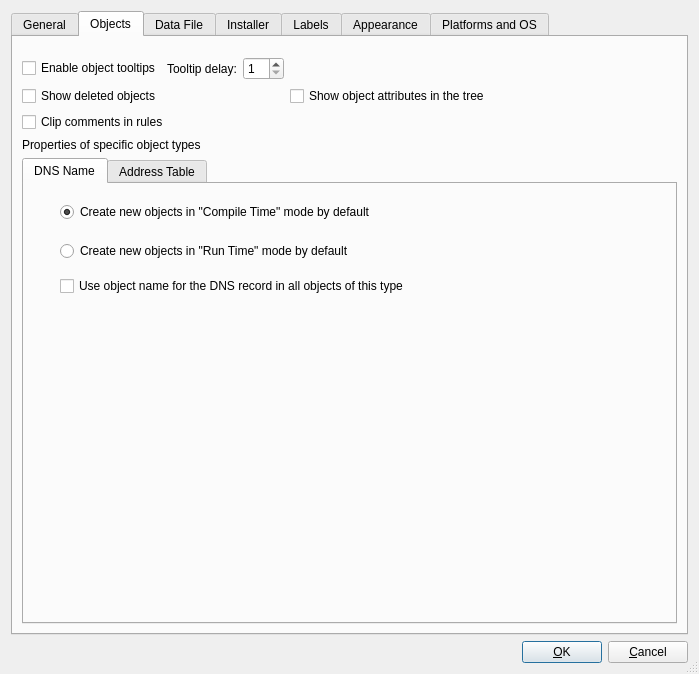
Qt form src/gui/prefsdialog_q.ui (fwbuilder/fwbuilder) before a commit.
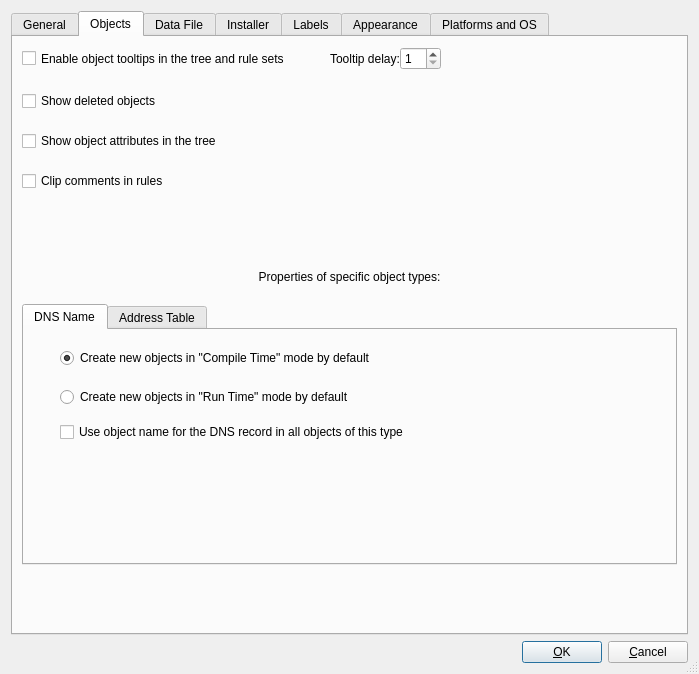
The same form after that commit. The open tabs and pages were chosen to show the change. Icons and pictures are not drawn.

Commit message: * fixed #1303 "Improve design of the global Preferences, tab Objects"

```diff
--- a/src/gui/prefsdialog_q.ui
+++ b/src/gui/prefsdialog_q.ui
@@ -186,81 +186,123 @@
       <attribute name="title" >
        <string>Objects</string>
       </attribute>
-      <layout class="QGridLayout" name="gridLayout_2" >
-       <property name="topMargin" >
+      <layout class="QGridLayout" name="gridLayout_2">
+       <property name="verticalSpacing">
         <number>20</number>
        </property>
-       <item row="0" column="0" >
-        <widget class="QCheckBox" name="objTooltips" >
-         <property name="text" >
-          <string>Enable object tooltips</string>
-         </property>
-        </widget>
+       <item row="0" column="0">
+        <layout class="QHBoxLayout" name="horizontalLayout_5">
+         <item>
+          <widget class="QCheckBox" name="objTooltips">
+           <property name="minimumSize">
+            <size>
+             <width>0</width>
+             <height>25</height>
+            </size>
+           </property>
+           <property name="text">
+            <string>Enable object tooltips in the tree and rule sets</string>
+           </property>
+          </widget>
+         </item>
+         <item>
+          <spacer name="horizontalSpacer_3">
+           <property name="orientation">
+            <enum>Qt::Horizontal</enum>
+           </property>
+           <property name="sizeType">
+            <enum>QSizePolicy::Fixed</enum>
+           </property>
+           <property name="sizeHint" stdset="0">
+            <size>
+             <width>40</width>
+             <height>20</height>
+            </size>
+           </property>
+          </spacer>
+         </item>
+         <item>
+          <widget class="QLabel" name="textLabel1_6">
+           <property name="text">
+            <string>Tooltip delay:</string>
+           </property>
+           <property name="wordWrap">
+            <bool>false</bool>
+           </property>
+          </widget>
+         </item>
+         <item>
+          <widget class="QSpinBox" name="tooltipDelay">
+           <property name="minimum">
+            <number>1</number>
+           </property>
+          </widget>
+         </item>
+         <item>
+          <spacer name="spacer_2">
+           <property name="orientation">
+            <enum>Qt::Horizontal</enum>
+           </property>
+           <property name="sizeType">
+            <enum>QSizePolicy::Expanding</enum>
+           </property>
+           <property name="sizeHint" stdset="0">
+            <size>
+             <width>244</width>
+             <height>20</height>
+            </size>
+           </property>
+          </spacer>
+         </item>
+        </layout>
        </item>
-       <item row="0" column="1" >
-        <widget class="QLabel" name="textLabel1_6" >
-         <property name="text" >
-          <string>Tooltip delay:</string>
-         </property>
-         <property name="wordWrap" >
-          <bool>false</bool>
-         </property>
-        </widget>
-       </item>
-       <item row="0" column="2" >
-        <widget class="QSpinBox" name="tooltipDelay" >
-         <property name="minimum" >
-          <number>1</number>
-         </property>
-        </widget>
-       </item>
-       <item row="0" column="3" >
-        <spacer name="spacer_2" >
-         <property name="orientation" >
-          <enum>Qt::Horizontal</enum>
-         </property>
-         <property name="sizeType" >
-          <enum>QSizePolicy::Expanding</enum>
-         </property>
-         <property name="sizeHint" stdset="0" >
-          <size>
-           <width>244</width>
-           <height>20</height>
-          </size>
-         </property>
-        </spacer>
-       </item>
-       <item row="1" column="0" colspan="3" >
-        <widget class="QCheckBox" name="deletedObj" >
-         <property name="text" >
+       <item row="1" column="0">
+        <widget class="QCheckBox" name="deletedObj">
+         <property name="text">
           <string>Show deleted objects</string>
          </property>
         </widget>
        </item>
-       <item row="1" column="3" >
-        <widget class="QCheckBox" name="attributesInTree" >
-         <property name="text" >
+       <item row="2" column="0">
+        <widget class="QCheckBox" name="attributesInTree">
+         <property name="text">
           <string>Show object attributes in the tree</string>
          </property>
         </widget>
        </item>
-       <item row="2" column="0" colspan="4" >
-        <widget class="QCheckBox" name="chClipComment" >
-         <property name="text" >
+       <item row="3" column="0">
+        <widget class="QCheckBox" name="chClipComment">
+         <property name="text">
           <string>Clip comments in rules</string>
          </property>
         </widget>
        </item>
-       <item row="3" column="0" colspan="4" >
-        <widget class="QLabel" name="label_9" >
-         <property name="text" >
-          <string>Properties of specific object types</string>
+       <item row="4" column="0">
+        <spacer name="verticalSpacer_5">
+         <property name="orientation">
+          <enum>Qt::Vertical</enum>
+         </property>
+         <property name="sizeHint" stdset="0">
+          <size>
+           <width>618</width>
+           <height>20</height>
+          </size>
+         </property>
+        </spacer>
+       </item>
+       <item row="5" column="0">
+        <widget class="QLabel" name="label_9">
+         <property name="text">
+          <string>Properties of specific object types:</string>
+         </property>
+         <property name="alignment">
+          <set>Qt::AlignCenter</set>
          </property>
         </widget>
        </item>
-       <item row="4" column="0" colspan="4" >
-        <widget class="QTabWidget" name="tabWidget_2" >
-         <property name="currentIndex" >
+       <item row="6" column="0">
+        <widget class="QTabWidget" name="tabWidget_2">
+         <property name="currentIndex">
           <number>0</number>
          </property>
          <widget class="QWidget" name="DNSName" >
@@ -420,6 +462,19 @@
          </widget>
         </widget>
        </item>
+       <item row="7" column="0">
+        <spacer name="verticalSpacer_7">
+         <property name="orientation">
+          <enum>Qt::Vertical</enum>
+         </property>
+         <property name="sizeHint" stdset="0">
+          <size>
+           <width>618</width>
+           <height>46</height>
+          </size>
+         </property>
+        </spacer>
+       </item>
       </layout>
      </widget>
      <widget class="QWidget" name="tabData" >
```
Left out of the diff: 1017 changed lines with no effect on the pictures. The commit also changes 2 other files.
